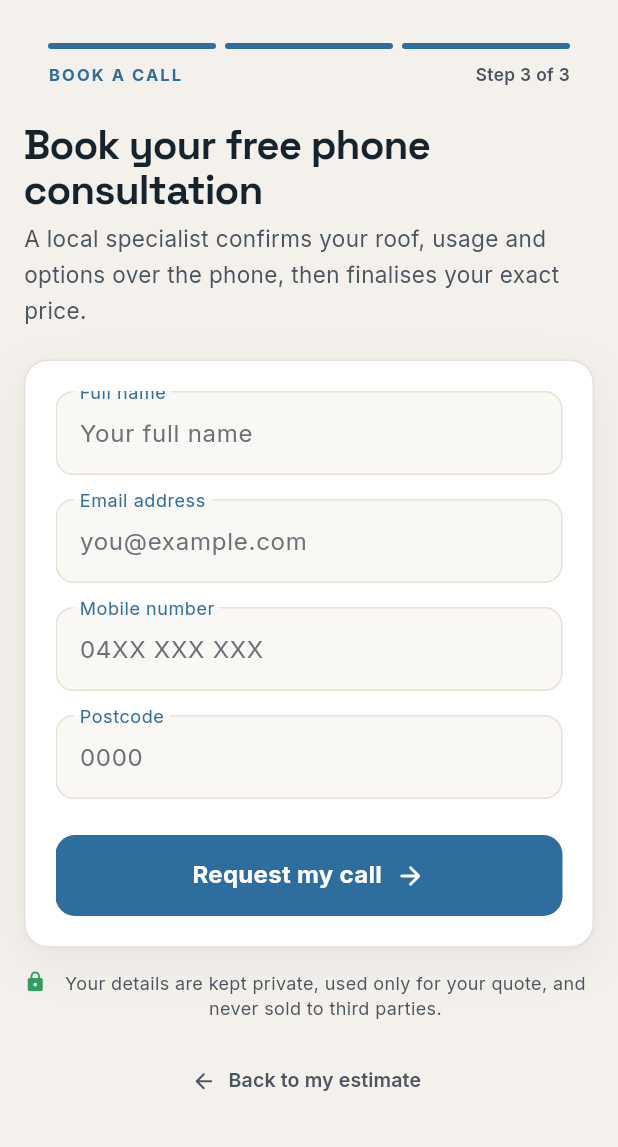
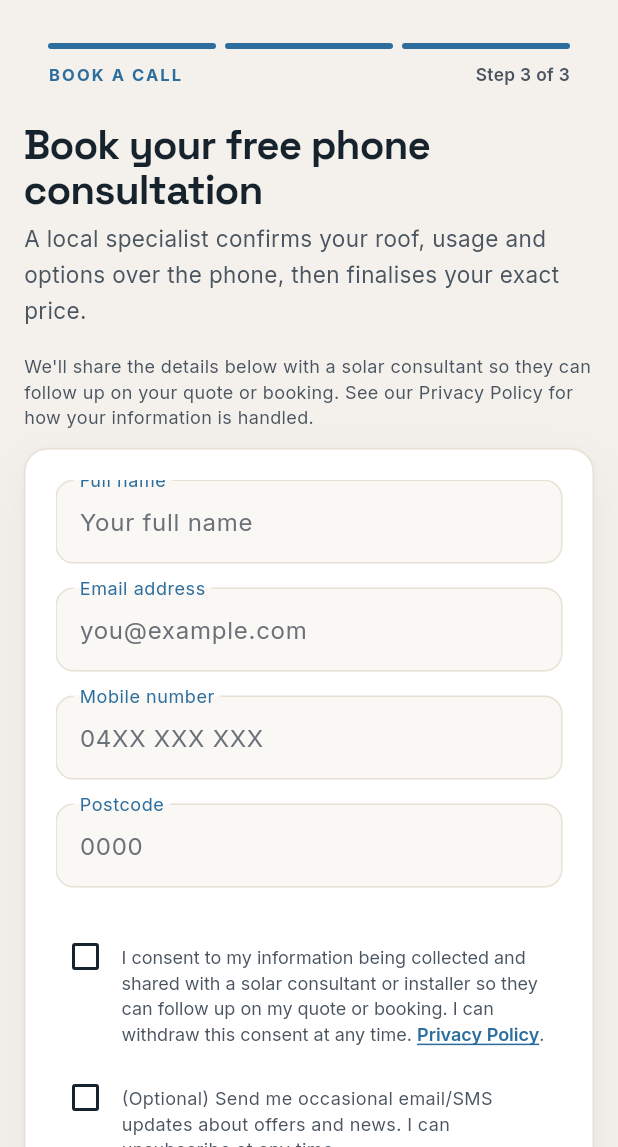
Before and after one commit to vonjoniii-byte/solarpricenow, a Flutter app: the ResultsScreen screen opened by its route, after a tap on "Book a free phone consultation", on a phone screen of 412 x 824 dp, the part 89-1236 px from its top. Run offline on Flutter 3.47's test engine with Material 3 defaults, Android fonts, the phone set to English and light mode, and no system bars; our stand-ins replace go_router, google_fonts.

Commit message:
Add booking consent flow, privacy policy page, remove dead quote-mode CTA

```diff
--- a/lib/models/lead_model.dart
+++ b/lib/models/lead_model.dart
@@ -19,6 +19,8 @@ class LeadModel {
   final String timestamp;
   // Honeypot — must be empty string on legitimate submissions
   final String company;
+  // Consent — form gates submission on this being true, recorded for compliance.
+  final bool marketingOptIn;
 
   const LeadModel({
     required this.name,
@@ -35,6 +37,7 @@ class LeadModel {
     this.paybackYears,
     required this.timestamp,
     this.company = '',
+    this.marketingOptIn = false,
   });
 
   /// Converts to JSON using snake_case keys per ARCHITECTURE.md §5.
@@ -54,6 +57,7 @@ class LeadModel {
       'payback_years': paybackYears,
       'timestamp': timestamp,
       'company': company,
+      'marketing_opt_in': marketingOptIn,
     };
   }
 
--- a/lib/screens/lead_screen.dart
+++ b/lib/screens/lead_screen.dart
@@ -1,6 +1,6 @@
 // Lead Screen (/lead) — imported design Step 3.
-// Mode-aware (book | quote) lead capture → animated thank-you + "what happens
-// next". Persistence/analytics wiring is identical to the prior inline flow.
+// Book-a-call lead capture → animated thank-you + "what happens next".
+// Persistence/analytics wiring is identical to the prior inline flow.
 
 import 'package:flutter/material.dart';
 import 'package:provider/provider.dart';
@@ -28,9 +28,6 @@ class _LeadScreenState extends State<LeadScreen> {
   String? _apiError;
   bool _leadSent = false;
   String _leadName = 'there';
-
-  bool get _isBook =>
-      context.read<FunnelController>().leadMode == 'book';
 
   Future<void> _handleSubmit(LeadFormData formData) async {
     setState(() {
@@ -67,6 +64,7 @@ class _LeadScreenState extends State<LeadScreen> {
       paybackYears: priced?.paybackYears,
       timestamp: DateTime.now().toIso8601String(),
       company: '',
+      marketingOptIn: formData.marketingOptIn,
     );
 
     try {
@@ -100,7 +98,6 @@ class _LeadScreenState extends State<LeadScreen> {
 
   @override
   Widget build(BuildContext context) {
-    final bool book = _isBook;
     return Scaffold(
       backgroundColor: AppColors.background,
       resizeToAvoidBottomInset: true,
@@ -117,12 +114,12 @@ class _LeadScreenState extends State<LeadScreen> {
                   children: [
                     const AppHeader(),
                     const SizedBox(height: 8),
-                    StepProgressIndicator(
+                    const StepProgressIndicator(
                       currentStep: 3,
-                      stepName: book ? 'Book a call' : 'Tailored quote',
+                      stepName: 'Book a call',
                     ),
                     const SizedBox(height: 18),
-                    if (_leadSent) _confirmation(book) else _formView(book),
+                    if (_leadSent) _confirmation() else _formView(),
                   ],
                 ),
               ),
@@ -133,24 +130,28 @@ class _LeadScreenState extends State<LeadScreen> {
     );
   }
 
-  Widget _formView(bool book) {
+  Widget _formView() {
     return Column(
       crossAxisAlignment: CrossAxisAlignment.stretch,
       children: [
         Text(
-          book ? 'Book your free phone consultation' : 'Get your tailored quote',
+          'Book your free phone consultation',
           style: AppTypography.h1,
         ),
         const SizedBox(height: 6),
         Text(
-          book
-              ? 'A local specialist confirms your roof, usage and options over the '
-                  'phone, then finalises your exact price.'
-              : "Tell us where you are and we'll send a precise, itemised quote "
-                  'built for your home.',
+          'A local specialist confirms your roof, usage and options over the '
+          'phone, then finalises your exact price.',
           style: AppTypography.body.copyWith(color: AppColors.textSecondary),
         ),
-        const SizedBox(height: 20),
+        const SizedBox(height: 16),
+        Text(
+          "We'll share the details below with a solar consultant so they can "
+          'follow up on your quote or booking. See our Privacy Policy for '
+          'how your information is handled.',
+          style: AppTypography.caption,
+        ),
+        const SizedBox(height: 12),
         Container(
           decoration: BoxDecoration(
             color: AppColors.surface,
@@ -163,8 +164,8 @@ class _LeadScreenState extends State<LeadScreen> {
             onSubmit: _handleSubmit,
             isLoading: _isLoading,
             apiError: _apiError,
-            submitLabel:
-                book ? 'Request my call' : 'Send my tailored quote',
+            submitLabel: 'Request my call',
+            onPrivacyPolicyTap: () => context.push('/privacy-policy'),
           ),
         ),
         const SizedBox(height: 15),
@@ -176,8 +177,7 @@ class _LeadScreenState extends State<LeadScreen> {
             const SizedBox(width: 7),
             Flexible(
               child: Text(
-                'Your details are kept private, used only for your quote, and '
-                'never sold to third parties.',
+                'Your details are kept secure and only used as described above.',
                 textAlign: TextAlign.center,
                 style: AppTypography.caption,
               ),
@@ -190,23 +190,14 @@ class _LeadScreenState extends State<LeadScreen> {
     );
   }
 
-  Widget _confirmation(bool book) {
-    final String msg = book
-        ? 'Your request is in. A local specialist will call within one business '
-            'day to lock in a time that suits you.'
-        : 'Your tailored quote is on its way. A specialist will email your '
-            'itemised proposal within one business day.';
-    final List<String> steps = book
-        ? [
-            'We call to confirm a time that suits you.',
-            'A specialist talks through your roof, usage and options by phone.',
-            'You get a clear, tailored recommendation — no obligation.',
-          ]
-        : [
-            'We review your home details and usage pattern.',
-            'A specialist prepares your itemised proposal.',
-            'You receive your tailored quote by email — no obligation.',
-          ];
+  Widget _confirmation() {
+    const String msg = 'Your request is in. A local specialist will call '
+        'within one business day to lock in a time that suits you.';
+    const List<String> steps = [
+      'We call to confirm a time that suits you.',
+      'A specialist talks through your roof, usage and options by phone.',
+      'You get a clear, tailored recommendation — no obligation.',
+    ];
 
     return Column(
       children: [
--- a/lib/screens/results_screen.dart
+++ b/lib/screens/results_screen.dart
@@ -1,7 +1,7 @@
 // Results Screen (/result) — imported design Step 2 (ungated).
 // Shows the full recommendation INCLUDING real price/savings/payback with no
-// personal details. Lead capture is secondary: "Book a free phone consultation"
-// (book mode) or "Email me this estimate" (quote mode) → /lead.
+// personal details. Lead capture is secondary: "Book a free phone
+// consultation" → /lead.
 // Variant A = priced; Variant B = consult (real engine behaviour the design omits).
 
 import 'package:flutter/material.dart';
@@ -38,14 +38,8 @@ class _ResultsScreenState extends State<ResultsScreen> {
     });
   }
 
-  void _goLead(String mode) {
-    final controller = context.read<FunnelController>();
-    controller.setLeadMode(mode);
-    if (mode == 'book') {
-      Analytics.trackCtaClick();
-    } else {
-      Analytics.trackLeadFormRevealed();
-    }
+  void _goLead() {
+    Analytics.trackCtaClick();
     context.push('/lead');
   }
 
@@ -453,17 +447,7 @@ class _ResultsScreenState extends State<ResultsScreen> {
   }
 
   Widget _ctas() {
-    return Column(
-      children: [
-        BookAssessmentCta(onTap: () => _goLead('book')),
-        const SizedBox(height: 10),
-        SecondaryCta(
-          onTap: () => _goLead('quote'),
-          label: 'Email me this estimate',
-          icon: Icons.mail_outline_rounded,
-        ),
-      ],
-    );
+    return BookAssessmentCta(onTap: _goLead);
   }
 
   Widget _privacyLine(String text) {
--- a/lib/state/funnel_controller.dart
+++ b/lib/state/funnel_controller.dart
@@ -13,14 +13,6 @@ class FunnelController extends ChangeNotifier {
   CalculatorInput? input;
   RecommendationResult? recommendation;
   PricedResult? pricedResult;
-
-  /// Which secondary CTA the user took into the lead step: 'book' or 'quote'.
-  String leadMode = 'book';
-
-  void setLeadMode(String mode) {
-    leadMode = mode;
-    notifyListeners();
-  }
 
   // ---------------------------------------------------------------------------
   // Step 1 — set inputs
--- a/lib/widgets/lead_form.dart
+++ b/lib/widgets/lead_form.dart
@@ -2,6 +2,7 @@
 // Lead capture form with 4 fields + honeypot.
 
 import 'package:flutter/material.dart';
+import 'package:flutter/gestures.dart';
 import '../theme/colors.dart';
 import '../theme/typography.dart';
 import '../theme/spacing.dart';
@@ -13,12 +14,14 @@ class LeadFormData {
   final String email;
   final String phone;
   final String postcode;
+  final bool marketingOptIn;
 
   const LeadFormData({
     required this.name,
     required this.email,
     required this.phone,
     required this.postcode,
+    this.marketingOptIn = false,
   });
 }
 
@@ -27,10 +30,12 @@ class LeadForm extends StatefulWidget {
   final bool isLoading;
   final String? apiError;
   final String submitLabel;
+  final VoidCallback onPrivacyPolicyTap;
 
   const LeadForm({
     super.key,
     required this.onSubmit,
+    required this.onPrivacyPolicyTap,
     this.isLoading = false,
     this.apiError,
     this.submitLabel = 'See My Recommendation',
@@ -48,6 +53,9 @@ class LeadFormState extends State<LeadForm> {
   final TextEditingController _phoneController = TextEditingController();
   final TextEditingController _postcodeController = TextEditingController();
   final TextEditingController _honeypotController = TextEditingController();
+
+  bool _consentGiven = false;
+  bool _marketingOptIn = false;
 
   @override
   void dispose() {
@@ -117,12 +125,17 @@ class LeadFormState extends State<LeadForm> {
       return;
     }
 
+    // Belt-and-braces — the submit button is already disabled until this is
+    // ticked, but never submit without consent even if that state changes.
+    if (!_consentGiven) return;
+
     await widget.onSubmit(
       LeadFormData(
         name: _nameController.text.trim(),
         email: _emailController.text.trim(),
         phone: _phoneController.text.replaceAll(RegExp(r'\D'), ''),
         postcode: _postcodeController.text.trim(),
+        marketingOptIn: _marketingOptIn,
       ),
     );
   }
@@ -217,11 +230,21 @@ class LeadFormState extends State<LeadForm> {
                   ),
                 ),
 
+              // Consent checkbox — required. Submit stays disabled until ticked.
+              _consentCheckbox(),
+              const SizedBox(height: 10),
+
+              // Marketing opt-in — optional, unticked by default.
+              _marketingCheckbox(),
+              const SizedBox(height: 16),
+
               // Submit button
               SizedBox(
                 height: 54,
                 child: ElevatedButton(
-                  onPressed: widget.isLoading ? null : _handleSubmit,
+                  onPressed: (widget.isLoading || !_consentGiven)
+                      ? null
+                      : _handleSubmit,
                   style: ElevatedButton.styleFrom(
                     backgroundColor: AppColors.primary,
                     foregroundColor: AppColors.surface,
@@ -285,6 +308,106 @@ class LeadFormState extends State<LeadForm> {
     );
   }
 
+  Widget _consentCheckbox() {
+    return Semantics(
+      label: 'Consent to sharing your details with a solar consultant or '
+          'installer, required to submit',
+      child: InkWell(
+        onTap: widget.isLoading
+            ? null
+            : () => setState(() => _consentGiven = !_consentGiven),
+        borderRadius: BorderRadius.circular(8),
+        child: Padding(
+          padding: const EdgeInsets.symmetric(vertical: 2),
+          child: Row(
+            crossAxisAlignment: CrossAxisAlignment.start,
+            children: [
+              Checkbox(
+                value: _consentGiven,
+                onChanged: widget.isLoading
+                    ? null
+                    : (bool? value) =>
+                        setState(() => _consentGiven = value ?? false),
+                activeColor: AppColors.primary,
+                materialTapTargetSize: MaterialTapTargetSize.shrinkWrap,
+              ),
+              const SizedBox(width: 4),
+              Expanded(
+                child: Padding(
+                  padding: const EdgeInsets.only(top: 12),
+                  child: RichText(
+                    text: TextSpan(
+                      style: AppTypography.caption,
+                      children: [
+                        const TextSpan(
+                          text: 'I consent to my information being collected '
+                              'and shared with a solar consultant or installer '
+                              'so they can follow up on my quote or booking. I '
+                              'can withdraw this consent at any time. ',
+                        ),
+                        TextSpan(
+                          text: 'Privacy Policy',
+                          style: AppTypography.caption.copyWith(
+                            color: AppColors.primary,
+                            fontWeight: FontWeight.w600,
+                            decoration: TextDecoration.underline,
+                          ),
+                          recognizer: TapGestureRecognizer()
+                            ..onTap = widget.onPrivacyPolicyTap,
+                        ),
+                        const TextSpan(text: '.'),
+                      ],
+                    ),
+                  ),
+                ),
+              ),
+            ],
+          ),
+        ),
+      ),
+    );
+  }
+
+  Widget _marketingCheckbox() {
+    return Semantics(
+      label: 'Optional: opt in to marketing emails and SMS updates',
+      child: InkWell(
+        onTap: widget.isLoading
+            ? null
+            : () => setState(() => _marketingOptIn = !_marketingOptIn),
+        borderRadius: BorderRadius.circular(8),
+        child: Padding(
+          padding: const EdgeInsets.symmetric(vertical: 2),
+          child: Row(
+            crossAxisAlignment: CrossAxisAlignment.start,
+            children: [
+              Checkbox(
+                value: _marketingOptIn,
+                onChanged: widget.isLoading
+                    ? null
+                    : (bool? value) =>
+                        setState(() => _marketingOptIn = value ?? false),
+                activeColor: AppColors.primary,
+                materialTapTargetSize: MaterialTapTargetSize.shrinkWrap,
+              ),
+              const SizedBox(width: 4),
+              Expanded(
+                child: Padding(
+                  padding: const EdgeInsets.only(top: 12),
+                  child: Text(
+                    '(Optional) Send me occasional email/SMS updates about '
+                    'offers and news. I can unsubscribe at any time.',
+                    style: AppTypography.caption,
+                  ),
+                ),
+              ),
+            ],
+          ),
+        ),
+      ),
+    );
+  }
+
   Widget _buildField({
     required TextEditingController controller,
     required String label,
```
Also changed, not shown: lib/app.dart (+9 -0 lines), lib/screens/privacy_policy_screen.dart (added, +132 -0 lines), 4 other files.
